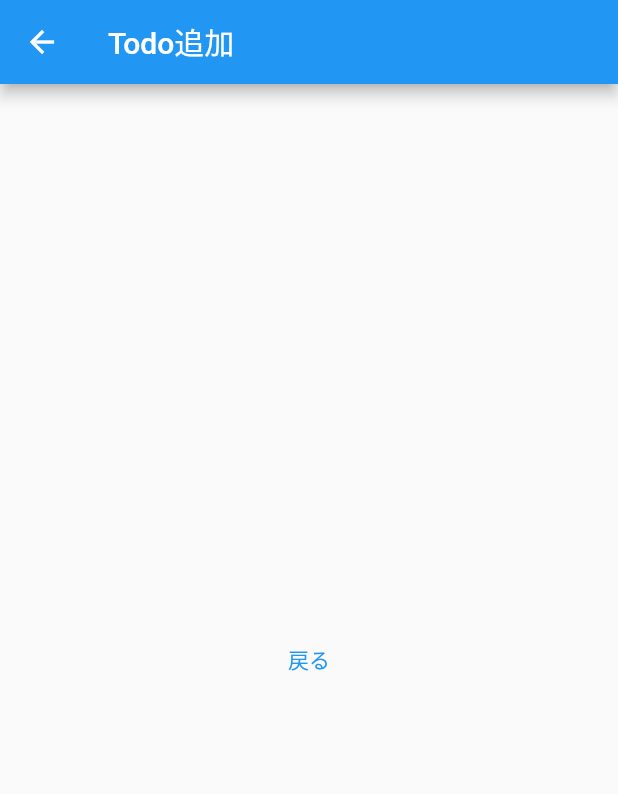
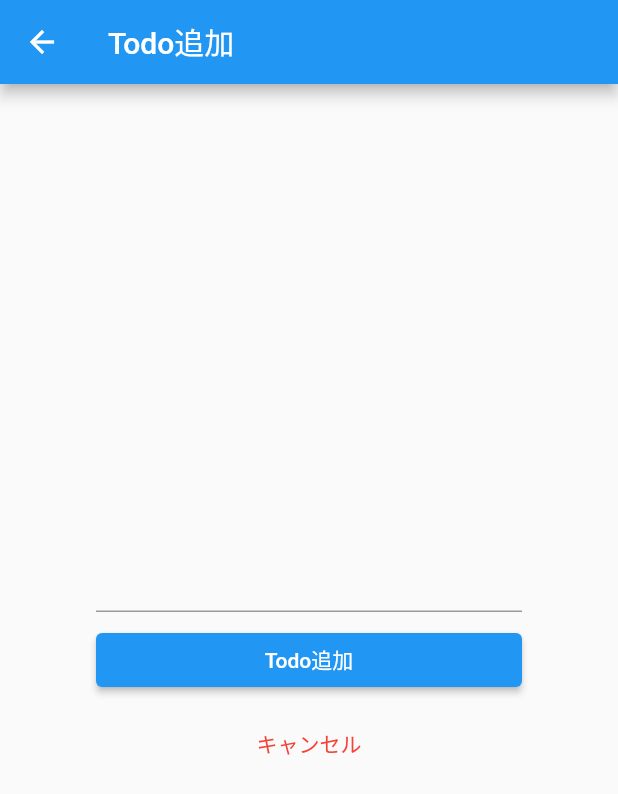
Before and after one commit to dodo-lab/sandbox, a Flutter app: the TodoAddPage screen opened directly, on a phone screen of 412 x 824 dp. Shown: the top 794 px of the screen. Run offline on Flutter 3.47's test engine with Material 2 defaults, Android fonts, the phone set to English and light mode, and no system bars.

Commit message:
Todo追加画面のレイアウト

```diff
--- a/flutter/todo_app/lib/todo_add_page.dart
+++ b/flutter/todo_app/lib/todo_add_page.dart
@@ -1,3 +1,5 @@
+import 'dart:ui';
+
 import 'package:flutter/material.dart';
 
 class TodoAddPage extends StatelessWidget {
@@ -9,12 +11,34 @@ class TodoAddPage extends StatelessWidget {
       appBar: AppBar(
         title: const Text('Todo追加'),
       ),
-      body: Center(
-        child: TextButton(
-          onPressed: () {
-            Navigator.of(context).pop();
-          },
-          child: const Text('戻る'),
+      body: Container(
+        padding: const EdgeInsets.all(64.0),
+        child: Column(
+          mainAxisAlignment: MainAxisAlignment.center,
+          children: [
+            const TextField(),
+            const SizedBox(height: 8),
+            SizedBox(
+              width: double.infinity,
+              child: ElevatedButton(
+                onPressed: () {},
+                child: const Text('Todo追加'),
+              ),
+            ),
+            const SizedBox(height: 8),
+            SizedBox(
+              width: double.infinity,
+              child: TextButton(
+                onPressed: () {
+                  Navigator.of(context).pop();
+                },
+                style: TextButton.styleFrom(
+                  primary: Colors.red,
+                ),
+                child: const Text('キャンセル'),
+              ),
+            ),
+          ],
         ),
       ),
     );
```
